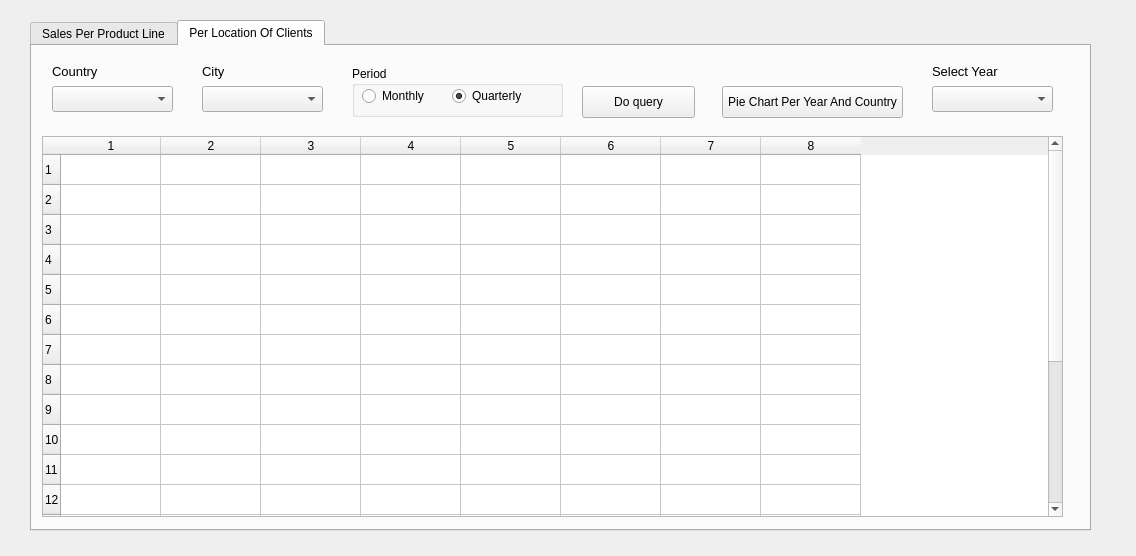
Above: productLines_dialog.ui from chiphanmsda/product-sales-analytics-gui before the change. Below: the same form after it.
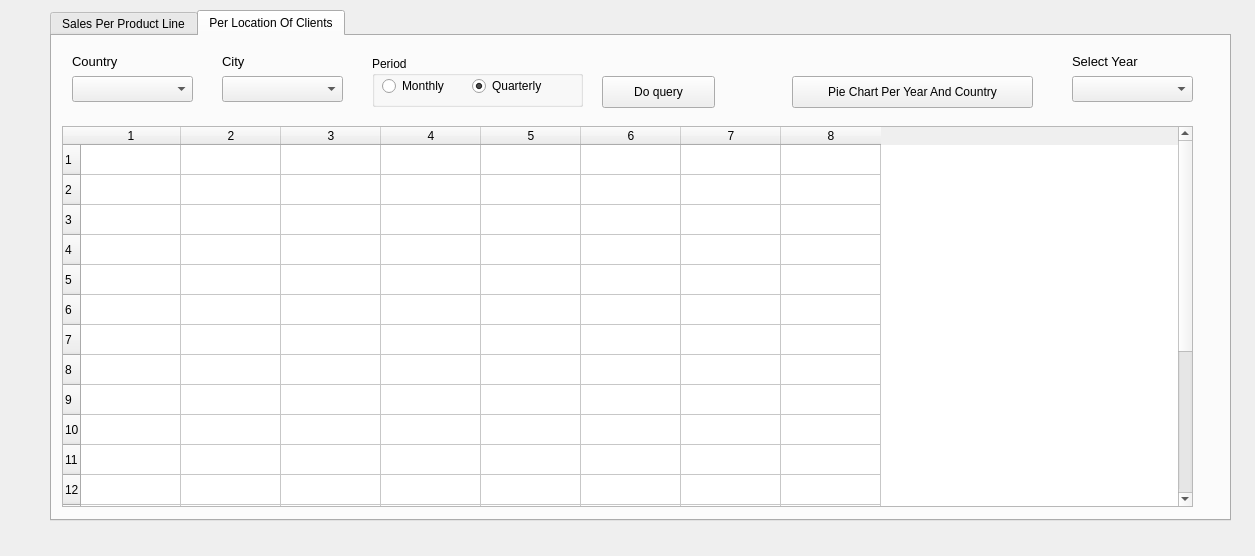
That is the form after the change.

What changed in the file:
```diff
--- a/productLines_dialog.ui
+++ b/productLines_dialog.ui
@@ -6,7 +6,7 @@
    <rect>
     <x>0</x>
     <y>0</y>
-    <width>1136</width>
+    <width>1255</width>
     <height>556</height>
    </rect>
   </property>
@@ -16,9 +16,9 @@
   <widget class="QTabWidget" name="tabWidget">
    <property name="geometry">
     <rect>
-     <x>30</x>
-     <y>20</y>
-     <width>1061</width>
+     <x>50</x>
+     <y>10</y>
+     <width>1181</width>
      <height>511</height>
     </rect>
    </property>
@@ -275,7 +275,7 @@
       <rect>
        <x>10</x>
        <y>90</y>
-       <width>1021</width>
+       <width>1131</width>
        <height>381</height>
       </rect>
      </property>
@@ -317,7 +317,7 @@
     <widget class="QComboBox" name="year_cb">
      <property name="geometry">
       <rect>
-       <x>900</x>
+       <x>1020</x>
        <y>40</y>
        <width>121</width>
        <height>26</height>
@@ -327,9 +327,9 @@
     <widget class="QPushButton" name="query_button_location_pie">
      <property name="geometry">
       <rect>
-       <x>690</x>
+       <x>740</x>
        <y>40</y>
-       <width>181</width>
+       <width>241</width>
        <height>32</height>
       </rect>
      </property>
@@ -340,7 +340,7 @@
     <widget class="QLabel" name="label_year">
      <property name="geometry">
       <rect>
-       <x>900</x>
+       <x>1020</x>
        <y>10</y>
        <width>111</width>
        <height>31</height>
```
Left out of the diff: 2 changed lines with no effect on the pictures.
